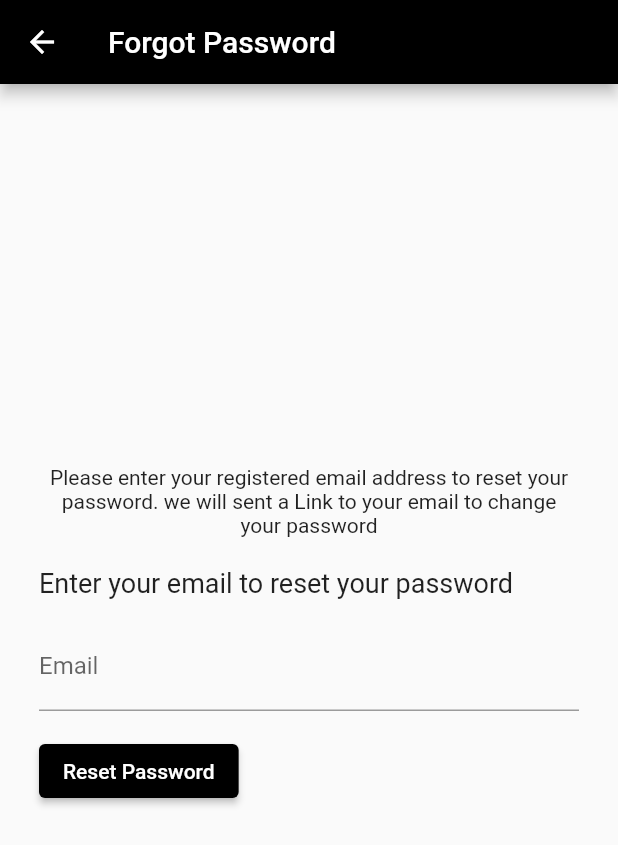
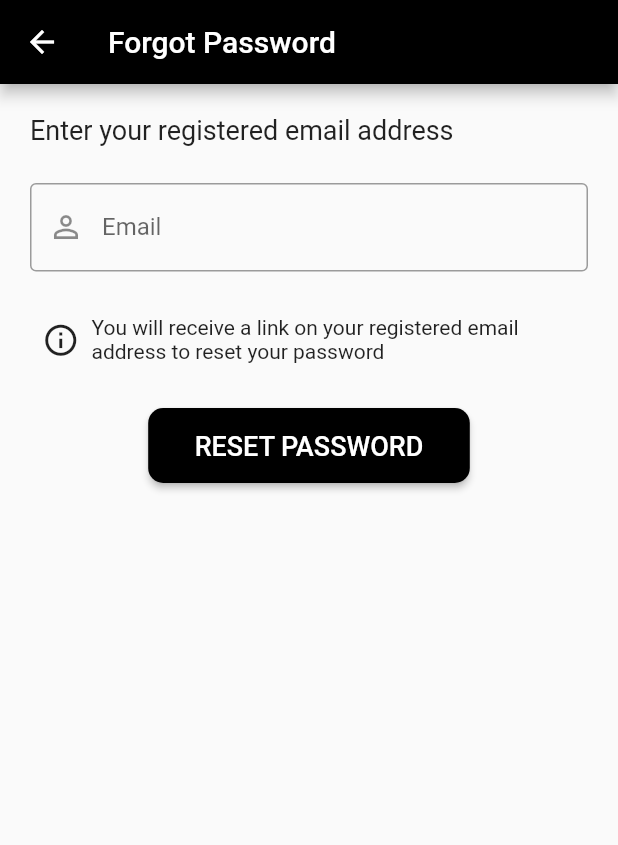
Before and after one commit to Himanshusha673/Teamova, a Flutter app: the ForgotPasswordScreen screen opened directly, on a phone screen of 412 x 824 dp. Shown: the top 845 px of the screen. Run offline on Flutter 3.47's test engine with Material 2 defaults, Android fonts, the phone set to English and light mode, and no system bars; our stand-ins replace animated_text_kit, cloud_firestore, firebase_auth, firebase_core, firebase_storage, google_sign_in and 2 more; missing offline and left inert: flutter_chip_tags, sign_button, snapping_sheet; accounts and stored records are empty; project files that could hold a hidden picture were left out.

Commit message:
Changed the looks of FORGOT PASSWORD screen

```diff
--- a/lib/screens/forgot_password.dart
+++ b/lib/screens/forgot_password.dart
@@ -32,24 +32,22 @@ class _ForgotPasswordScreenState extends State<ForgotPasswordScreen> {
       appBar: AppBar(
         title: const Text('Forgot Password'),
       ),
-      body: Padding(
-        padding: const EdgeInsets.all(26.0),
-        child: Form(
+      body: Form(
         key: _formKey,
+        child: Padding(
+          padding: const EdgeInsets.all(20.0),
           child: Column(
-            mainAxisAlignment: MainAxisAlignment.center,
-            crossAxisAlignment: CrossAxisAlignment.start,
             children: [
-              const Text(
-                'Please enter your registered email address to reset your password. we will sent a Link to your email to change your password',
-                textAlign: TextAlign.center,
+              const Align(
+                alignment: Alignment.centerLeft,
+                child: Text(
+                  'Enter your registered email address',
+                  style: TextStyle(
+                    fontSize: 18.0,
                   ),
-              const SizedBox(height: 20),
-              const Text(
-                'Enter your email to reset your password',
-                style: TextStyle(fontSize: 18.0),
                 ),
-              const SizedBox(height: 16.0),
+              ),
+              const SizedBox(height: 25.0),
               TextFormField(
                 controller: _emailController,
                 keyboardType: TextInputType.emailAddress,
@@ -60,18 +58,58 @@ class _ForgotPasswordScreenState extends State<ForgotPasswordScreen> {
                   return null;
                 },
                 decoration: const InputDecoration(
+                  prefixIcon: Icon(Icons.person_outline_outlined),
                   labelText: 'Email',
-                  hintText: 'Enter your email',
+                  hintText: 'Email',
+                  border: OutlineInputBorder(),
                 ),
               ),
-              const SizedBox(height: 16.0),
-              ElevatedButton(
+              const SizedBox(height: 25.0),
+              const Row(
+                children: [
+                  Padding(
+                    padding: EdgeInsets.all(8.0),
+                    child: Icon(
+                      Icons.info_outlined,
+                      size: 25.0,
+                    ),
+                  ),
+                  Expanded(
+                    child: Text(
+                      "You will receive a link on your registered email address to reset your password",
+                    ),
+                  ),
+                ],
+              ),
+              const SizedBox(height: 25.0),
+              Container(
+                height: 50.0,
+                padding: const EdgeInsets.symmetric(horizontal: 7.0),
+                child: Expanded(
+                  child: ElevatedButton(
                     onPressed: () {
                       if (_formKey.currentState!.validate()) {
                         _resetPassword();
                       }
                     },
-                child: const Text('Reset Password'),
+                    style: ElevatedButton.styleFrom(
+                      shape: RoundedRectangleBorder(
+                        borderRadius: BorderRadius.circular(10.0),
+                      ),
+                      backgroundColor: Colors.black,
+                    ),
+                    child: const Padding(
+                      padding: EdgeInsets.all(15.0),
+                      child: Text(
+                        "RESET PASSWORD",
+                        style: TextStyle(
+                          color: Colors.white,
+                          fontSize: 18,
+                        ),
+                      ),
+                    ),
+                  ),
+                ),
               ),
               const SizedBox(height: 16.0),
               Text(
```
Lines whose indentation alone changed are shown as unchanged.
